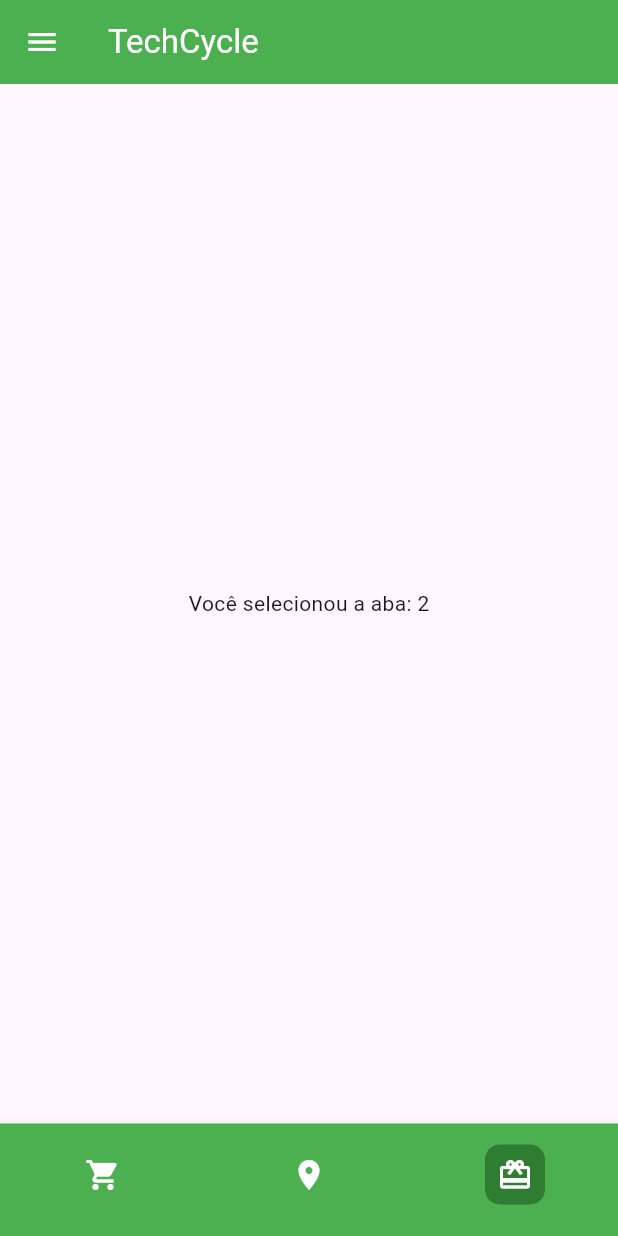
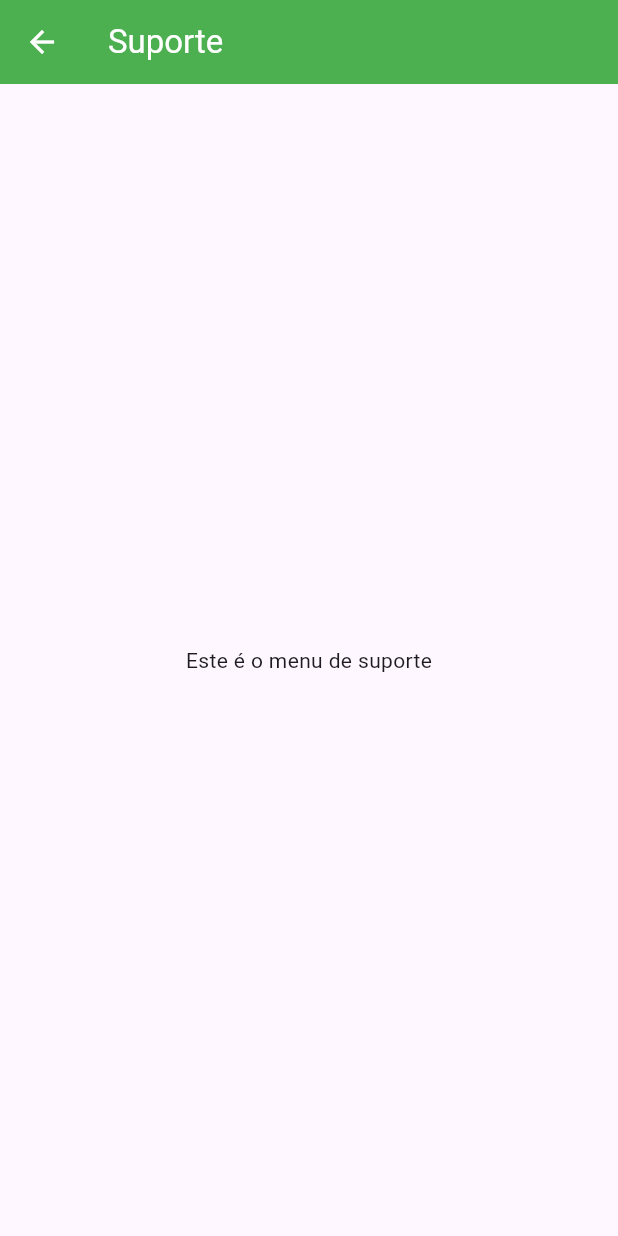
Before and after one commit to JonasHenriqueDev/TechCycle, a Flutter app: the screen it shows after launch, in the side drawer, after a tap on "Suporte", on a phone screen of 412 x 824 dp. Run offline on Flutter 3.47's test engine with Material 3 defaults, Android fonts, the phone set to English and light mode, and no system bars; generated files the repository leaves out were written again.

Commit message:
criacao da pagina 'Suporte'

```diff
--- /dev/null
+++ b/lib/src/view/HelpPage.dart
@@ -0,0 +1,20 @@
+import 'package:flutter/material.dart';
+
+class HelpPage extends StatelessWidget {
+  @override
+  Widget build(BuildContext context) {
+    return Scaffold(
+      appBar: AppBar(
+        title: Text(
+          'Suporte',
+          style: TextStyle(color: Colors.white),
+        ),
+        backgroundColor: Colors.green,
+        iconTheme: IconThemeData(color: Colors.white),
+      ),
+      body: Center(
+        child: Text('Este é o menu de suporte'),
+      ),
+    );
+  }
+}
--- a/lib/src/view/HomePage.dart
+++ b/lib/src/view/HomePage.dart
@@ -1,10 +1,12 @@
 import 'package:flutter/material.dart';
+import 'package:techcycle/src/view/HelpPage.dart';
 import 'MyApp.dart';
 import 'ProfilePage.dart';
 import 'DiscardsPage.dart';
 import 'AdvertsPage.dart';
 import 'NotificationsPage.dart';
 import 'SettingsPage.dart';
+import 'HelpPage.dart';
 
 class HomeScreen extends StatefulWidget {
   @override
@@ -101,8 +103,8 @@ class _HomeScreenState extends State<HomeScreen> {
               leading: Icon(Icons.help),
               title: Text('Suporte'),
               onTap: () {
-                _onItemTapped(2);
                 Navigator.pop(context);
+                _navigateToPage(HelpPage());
               },
             ),
           ],
```
